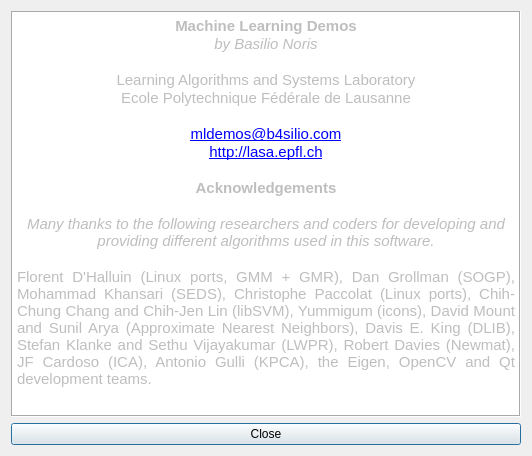
Qt form MLDemos/aboutDialog.ui (b4silio/MLDemos) before a commit.
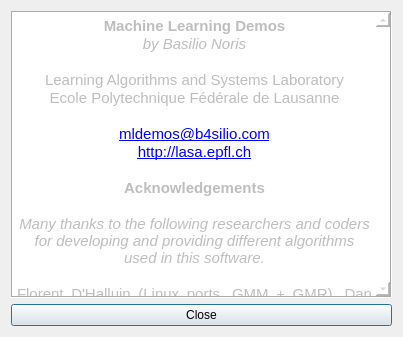
The same form after that commit.

```diff
--- a/MLDemos/aboutDialog.ui
+++ b/MLDemos/aboutDialog.ui
@@ -9,12 +9,12 @@
    <rect>
     <x>0</x>
     <y>0</y>
-    <width>532</width>
-    <height>456</height>
+    <width>403</width>
+    <height>337</height>
    </rect>
   </property>
   <property name="sizePolicy">
-   <sizepolicy hsizetype="Fixed" vsizetype="Fixed">
+   <sizepolicy hsizetype="Preferred" vsizetype="Preferred">
     <horstretch>0</horstretch>
     <verstretch>0</verstretch>
    </sizepolicy>
@@ -67,7 +67,7 @@
       <string>&lt;!DOCTYPE HTML PUBLIC &quot;-//W3C//DTD HTML 4.0//EN&quot; &quot;http://www.w3.org/TR/REC-html40/strict.dtd&quot;&gt;
 &lt;html&gt;&lt;head&gt;&lt;meta name=&quot;qrichtext&quot; content=&quot;1&quot; /&gt;&lt;style type=&quot;text/css&quot;&gt;
 p, li { white-space: pre-wrap; }
-&lt;/style&gt;&lt;/head&gt;&lt;body style=&quot; font-family:'Ubuntu'; font-size:10pt; font-weight:400; font-style:normal;&quot;&gt;
+&lt;/style&gt;&lt;/head&gt;&lt;body style=&quot; font-family:'Lucida Grande'; font-size:13pt; font-weight:400; font-style:normal;&quot;&gt;
 &lt;p align=&quot;center&quot; style=&quot; margin-top:0px; margin-bottom:0px; margin-left:0px; margin-right:0px; -qt-block-indent:0; text-indent:0px;&quot;&gt;&lt;span style=&quot; font-family:'MS Shell Dlg 2'; font-size:11pt; font-weight:600;&quot;&gt;Machine Learning Demos&lt;/span&gt;&lt;/p&gt;
 &lt;p align=&quot;center&quot; style=&quot; margin-top:0px; margin-bottom:0px; margin-left:0px; margin-right:0px; -qt-block-indent:0; text-indent:0px;&quot;&gt;&lt;span style=&quot; font-family:'MS Shell Dlg 2'; font-size:11pt; font-style:italic;&quot;&gt;by Basilio Noris&lt;/span&gt;&lt;/p&gt;
 &lt;p style=&quot;-qt-paragraph-type:empty; margin-top:0px; margin-bottom:0px; margin-left:0px; margin-right:0px; -qt-block-indent:0; text-indent:0px; font-family:'MS Shell Dlg 2'; font-size:11pt; font-style:italic; text-decoration: underline;&quot;&gt;&lt;/p&gt;
@@ -81,7 +81,7 @@
 &lt;p align=&quot;center&quot; style=&quot;-qt-paragraph-type:empty; margin-top:0px; margin-bottom:0px; margin-left:0px; margin-right:0px; -qt-block-indent:0; text-indent:0px; font-family:'MS Shell Dlg 2'; font-size:11pt; font-weight:600;&quot;&gt;&lt;/p&gt;
 &lt;p align=&quot;center&quot; style=&quot; margin-top:0px; margin-bottom:0px; margin-left:0px; margin-right:0px; -qt-block-indent:0; text-indent:0px;&quot;&gt;&lt;span style=&quot; font-family:'MS Shell Dlg 2'; font-size:11pt; font-style:italic;&quot;&gt;Many thanks to the following researchers and coders for developing and providing different algorithms used in this software.&lt;/span&gt;&lt;/p&gt;
 &lt;p align=&quot;center&quot; style=&quot;-qt-paragraph-type:empty; margin-top:0px; margin-bottom:0px; margin-left:0px; margin-right:0px; -qt-block-indent:0; text-indent:0px; font-family:'MS Shell Dlg 2'; font-size:11pt; font-style:italic;&quot;&gt;&lt;/p&gt;
-&lt;p align=&quot;justify&quot; style=&quot; margin-top:0px; margin-bottom:0px; margin-left:0px; margin-right:0px; -qt-block-indent:0; text-indent:0px;&quot;&gt;&lt;span style=&quot; font-family:'MS Shell Dlg 2'; font-size:11pt;&quot;&gt;Florent D'Halluin (Linux ports, GMM + GMR), Dan Grollman (SOGP), Mohammad Khansari (SEDS), Christophe Paccolat (Linux ports), Chih-Chung Chang and Chih-Jen Lin (libSVM), Yummigum (icons), David Mount and Sunil Arya (Approximate Nearest Neighbors), Davis E. King (DLIB), Stefan Klanke and Sethu Vijayakumar (LWPR), Robert Davies (Newmat), JF Cardoso (ICA), Antonio Gulli (KPCA), the Eigen, OpenCV and Qt development teams.&lt;/span&gt;&lt;/p&gt;&lt;/body&gt;&lt;/html&gt;</string>
+&lt;p align=&quot;justify&quot; style=&quot; margin-top:0px; margin-bottom:0px; margin-left:0px; margin-right:0px; -qt-block-indent:0; text-indent:0px;&quot;&gt;&lt;span style=&quot; font-family:'MS Shell Dlg 2'; font-size:11pt;&quot;&gt;Florent D'Halluin (Linux ports, GMM + GMR), Dan Grollman (SOGP), Mohammad Khansari (SEDS), Christophe Paccolat (Linux ports), Stephane Magnenat (ESMLR + RRMLR), Chih-Chung Chang and Chih-Jen Lin (libSVM), Yummigum (icons), David Mount and Sunil Arya (Approximate Nearest Neighbors), Davis E. King (DLIB), Stefan Klanke and Sethu Vijayakumar (LWPR), Robert Davies (Newmat), JF Cardoso (ICA), Antonio Gulli (KPCA), the Eigen, OpenCV and Qt development teams.&lt;/span&gt;&lt;/p&gt;&lt;/body&gt;&lt;/html&gt;</string>
      </property>
     </widget>
    </item>
```
